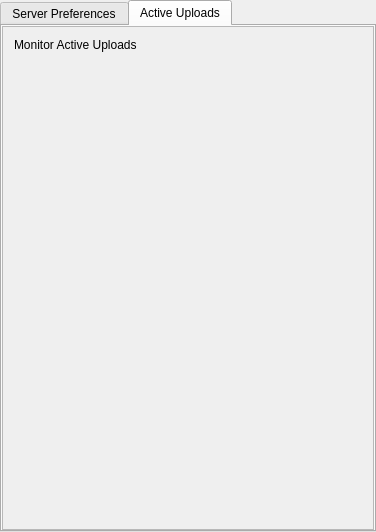
First picture: the form in QtFileTransferServer/mainwindow.ui, repository mrafcho001/QtFileTransfer, before the edit.
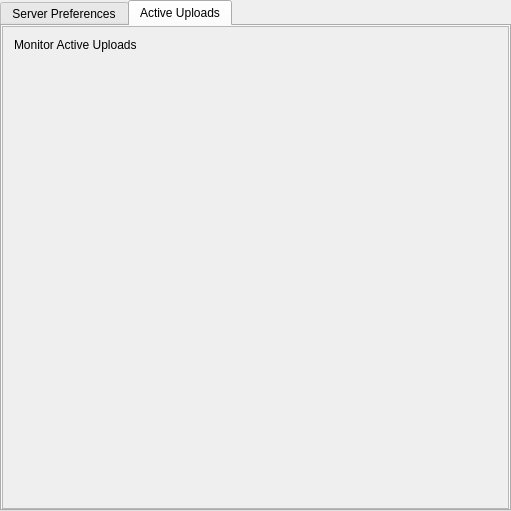
Second picture: the form after the edit. The open tabs and pages were chosen to show the change.

What changed in the file:
```diff
--- a/QtFileTransferServer/mainwindow.ui
+++ b/QtFileTransferServer/mainwindow.ui
@@ -6,8 +6,8 @@
    <rect>
     <x>0</x>
     <y>0</y>
-    <width>376</width>
-    <height>532</height>
+    <width>511</width>
+    <height>511</height>
    </rect>
   </property>
   <property name="windowTitle">
@@ -125,8 +125,8 @@
             <rect>
              <x>0</x>
              <y>0</y>
-             <width>362</width>
-             <height>497</height>
+             <width>139</width>
+             <height>28</height>
             </rect>
            </property>
            <layout class="QVBoxLayout" name="verticalLayout_5" stretch="1,100">
```
